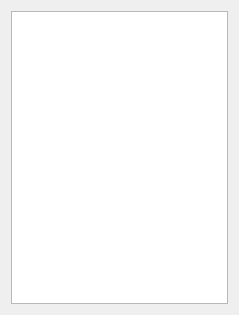
The window that orderview.ui (LASTLINEK/BaoShiMiZhen) describes before a commit, drawn with Qt 5.
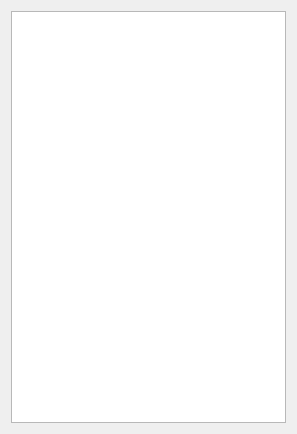
The same window after the commit. Icons and pictures are not drawn.

What changed in the file:
```diff
--- a/orderview.ui
+++ b/orderview.ui
@@ -6,16 +6,40 @@
    <rect>
     <x>0</x>
     <y>0</y>
-    <width>239</width>
-    <height>315</height>
+    <width>297</width>
+    <height>434</height>
    </rect>
   </property>
+  <property name="font">
+   <font>
+    <family>Arial Black</family>
+    <pointsize>12</pointsize>
+    <weight>75</weight>
+    <bold>true</bold>
+   </font>
+  </property>
   <property name="windowTitle">
    <string>排行榜</string>
   </property>
+  <property name="autoFillBackground">
+   <bool>true</bool>
+  </property>
   <layout class="QGridLayout" name="gridLayout">
    <item row="0" column="0">
     <widget class="QTableView" name="tableView">
+     <property name="font">
+      <font>
+       <pointsize>15</pointsize>
+       <weight>75</weight>
+       <bold>true</bold>
+      </font>
+     </property>
+     <property name="styleSheet">
+      <string notr="true">border-image:url(:/UI/background.png)</string>
+     </property>
+     <property name="showGrid">
+      <bool>true</bool>
+     </property>
      <property name="sortingEnabled">
       <bool>true</bool>
      </property>
```
